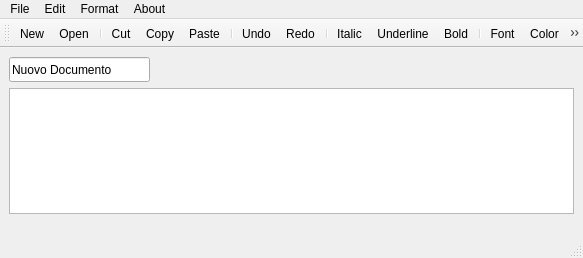
Old version of the form client/mainwindow.ui in the repository SimoneDutto/CollaborativeEditor.
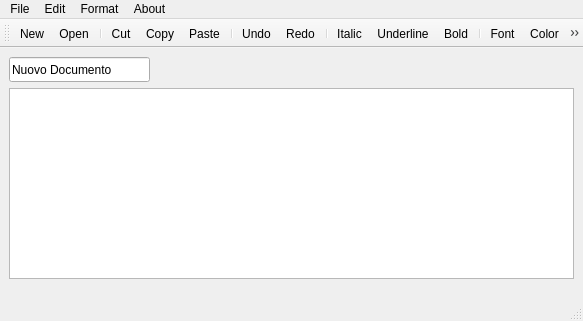
New version of the form. Icons and pictures are not drawn.

The edit to the form file:
```diff
--- a/client/mainwindow.ui
+++ b/client/mainwindow.ui
@@ -7,7 +7,7 @@
     <x>0</x>
     <y>0</y>
     <width>583</width>
-    <height>258</height>
+    <height>321</height>
    </rect>
   </property>
   <property name="windowTitle">
@@ -33,7 +33,7 @@
       <x>9</x>
       <y>40</y>
       <width>565</width>
-      <height>126</height>
+      <height>191</height>
      </rect>
     </property>
    </widget>
```
